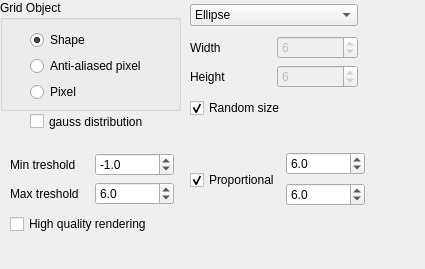
Qt form krita/plugins/paintops/gridbrush/wdgshapeoptions.ui (KDE/krita) before a commit.
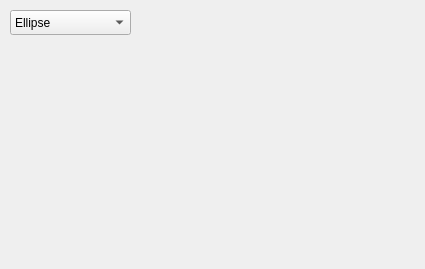
The same form after that commit.

Commit message: * Fix spacing (scale needed) * Fix the border which is bigger then the tile (normalize the rect, access topLeft point) * Use aliased rectangles so far (testing needed) * Add shape gui * Experiment with mix colors

The edit to the form file:
```diff
--- a/krita/plugins/paintops/gridbrush/wdgshapeoptions.ui
+++ b/krita/plugins/paintops/gridbrush/wdgshapeoptions.ui
@@ -22,272 +22,40 @@
     <height>200</height>
    </size>
   </property>
-  <widget class="QGroupBox" name="objectBox">
-   <property name="geometry">
-    <rect>
-     <x>0</x>
-     <y>0</y>
-     <width>181</width>
-     <height>111</height>
-    </rect>
-   </property>
-   <property name="title">
-    <string>Grid Object</string>
-   </property>
-   <property name="checkable">
-    <bool>false</bool>
-   </property>
-   <widget class="QWidget" name="layoutWidget">
-    <property name="geometry">
-     <rect>
-      <x>30</x>
-      <y>30</y>
-      <width>133</width>
-      <height>73</height>
-     </rect>
-    </property>
-    <layout class="QVBoxLayout" name="verticalLayout">
-     <item>
-      <widget class="QRadioButton" name="shapeBtn">
-       <property name="text">
-        <string>Shape</string>
-       </property>
-       <property name="checked">
-        <bool>true</bool>
-       </property>
-      </widget>
-     </item>
-     <item>
-      <widget class="QRadioButton" name="particleBtn">
-       <property name="text">
-        <string>Anti-aliased pixel</string>
-       </property>
-      </widget>
-     </item>
-     <item>
-      <widget class="QRadioButton" name="pixelBtn">
-       <property name="text">
-        <string>Pixel</string>
-       </property>
-      </widget>
-     </item>
-    </layout>
-   </widget>
-  </widget>
-  <widget class="QWidget" name="layoutWidget">
-   <property name="geometry">
-    <rect>
-     <x>190</x>
-     <y>0</y>
-     <width>168</width>
-     <height>123</height>
-    </rect>
-   </property>
-   <layout class="QVBoxLayout" name="verticalLayout_3">
-    <item>
-     <widget class="QComboBox" name="shapeBox">
-      <property name="currentIndex">
-       <number>0</number>
-      </property>
-      <item>
-       <property name="text">
-        <string>Ellipse</string>
-       </property>
-      </item>
-      <item>
-       <property name="text">
-        <string>Rectangle</string>
-       </property>
-      </item>
-      <item>
-       <property name="text">
-        <string>Metaball</string>
-       </property>
-      </item>
-     </widget>
-    </item>
-    <item>
-     <layout class="QVBoxLayout" name="verticalLayout_2">
-      <item>
-       <layout class="QHBoxLayout" name="horizontalLayout">
-        <item>
-         <widget class="QLabel" name="widthInfoLbl">
-          <property name="text">
-           <string>Width</string>
-          </property>
-         </widget>
-        </item>
-        <item>
-         <widget class="QSpinBox" name="widthSpin">
-          <property name="enabled">
-           <bool>false</bool>
-          </property>
-          <property name="value">
-           <number>6</number>
-          </property>
-         </widget>
-        </item>
-       </layout>
-      </item>
-      <item>
-       <layout class="QHBoxLayout" name="horizontalLayout_2">
-        <item>
-         <widget class="QLabel" name="heightInfoLbl">
-          <property name="text">
-           <string>Height</string>
-          </property>
-         </widget>
-        </item>
-        <item>
-         <widget class="QSpinBox" name="heightSpin">
-          <property name="enabled">
-           <bool>false</bool>
-          </property>
-          <property name="value">
-           <number>6</number>
-          </property>
-         </widget>
-        </item>
-       </layout>
-      </item>
-     </layout>
-    </item>
-    <item>
-     <widget class="QCheckBox" name="jitterShape">
-      <property name="text">
-       <string>Random size</string>
-      </property>
-      <property name="checked">
-       <bool>true</bool>
-      </property>
-     </widget>
-    </item>
-   </layout>
-  </widget>
-  <widget class="QWidget" name="layoutWidget">
-   <property name="geometry">
-    <rect>
-     <x>190</x>
-     <y>150</y>
-     <width>175</width>
-     <height>60</height>
-    </rect>
-   </property>
-   <layout class="QHBoxLayout" name="horizontalLayout_3">
-    <item>
-     <widget class="QCheckBox" name="proportionalBox">
-      <property name="text">
-       <string>Proportional</string>
-      </property>
-      <property name="checked">
-       <bool>true</bool>
-      </property>
-     </widget>
-    </item>
-    <item>
-     <layout class="QVBoxLayout" name="verticalLayout_4">
-      <item>
-       <widget class="QDoubleSpinBox" name="widthPro">
-        <property name="decimals">
-         <number>1</number>
-        </property>
-        <property name="value">
-         <double>6.000000000000000</double>
-        </property>
-       </widget>
-      </item>
-      <item>
-       <widget class="QDoubleSpinBox" name="heightPro">
-        <property name="decimals">
-         <number>1</number>
-        </property>
-        <property name="value">
-         <double>6.000000000000000</double>
-        </property>
-       </widget>
-      </item>
-     </layout>
-    </item>
-   </layout>
-  </widget>
-  <widget class="QCheckBox" name="gaussBox">
-   <property name="geometry">
-    <rect>
-     <x>30</x>
-     <y>110</y>
-     <width>141</width>
-     <height>23</height>
-    </rect>
-   </property>
-   <property name="text">
-    <string>gauss distribution</string>
-   </property>
-  </widget>
-  <widget class="QWidget" name="">
+  <widget class="QComboBox" name="shapeCBox">
    <property name="geometry">
     <rect>
      <x>10</x>
-     <y>150</y>
-     <width>164</width>
-     <height>87</height>
+     <y>10</y>
+     <width>121</width>
+     <height>25</height>
     </rect>
    </property>
-   <layout class="QVBoxLayout" name="verticalLayout_5">
-    <item>
-     <layout class="QGridLayout" name="gridLayout">
-      <item row="0" column="0">
-       <widget class="QLabel" name="MetaballLbl">
-        <property name="text">
-         <string>Min treshold</string>
-        </property>
-       </widget>
-      </item>
-      <item row="0" column="1">
-       <widget class="QDoubleSpinBox" name="minTreshSpin">
-        <property name="decimals">
-         <number>1</number>
-        </property>
-        <property name="minimum">
-         <double>-100.000000000000000</double>
-        </property>
-        <property name="value">
-         <double>-1.000000000000000</double>
-        </property>
-       </widget>
-      </item>
-      <item row="1" column="0">
-       <widget class="QLabel" name="MetaballLbl2">
-        <property name="text">
-         <string>Max treshold</string>
-        </property>
-       </widget>
-      </item>
-      <item row="1" column="1">
-       <widget class="QDoubleSpinBox" name="maxTreshSpin">
-        <property name="decimals">
-         <number>1</number>
-        </property>
-        <property name="minimum">
-         <double>-100.000000000000000</double>
-        </property>
-        <property name="maximum">
-         <double>1000.000000000000000</double>
-        </property>
-        <property name="value">
-         <double>6.000000000000000</double>
-        </property>
-       </widget>
-      </item>
-     </layout>
-    </item>
-    <item>
-     <widget class="QCheckBox" name="renderBox">
-      <property name="text">
-       <string>High quality rendering</string>
-      </property>
-     </widget>
-    </item>
-   </layout>
+   <item>
+    <property name="text">
+     <string>Ellipse</string>
+    </property>
+   </item>
+   <item>
+    <property name="text">
+     <string>Rectangle</string>
+    </property>
+   </item>
+   <item>
+    <property name="text">
+     <string>Line</string>
+    </property>
+   </item>
+   <item>
+    <property name="text">
+     <string>Pixel</string>
+    </property>
+   </item>
+   <item>
+    <property name="text">
+     <string>Anti-aliased pixel</string>
+    </property>
+   </item>
   </widget>
  </widget>
  <resources/>
```
Left out of the diff: 67 changed lines with no effect on the pictures. The commit also changes 6 other files.
